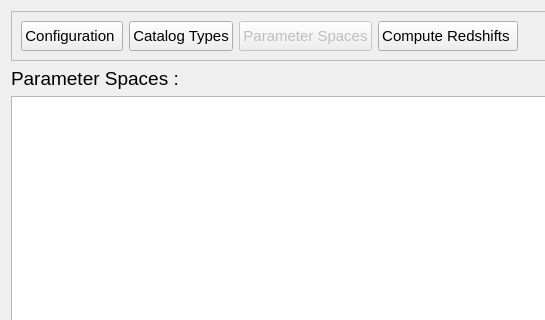
The window that PhzQtUI/auxdir/PhzQtUI/FormModelSet.ui (astrorama/Phosphoros) describes before a commit, drawn with Qt 5; both pictures show x 0 to 545 and y 0 to 320 of the 1090 by 829 pixel window.
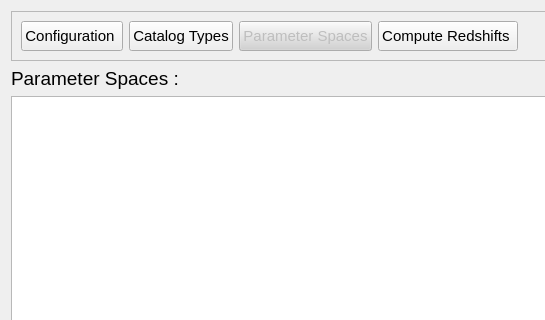
The same window after the commit. Custom widgets are drawn as their Qt base class.

Commit message: Changing current window button color

Patch:
```diff
--- a/PhzQtUI/auxdir/PhzQtUI/FormModelSet.ui
+++ b/PhzQtUI/auxdir/PhzQtUI/FormModelSet.ui
@@ -90,6 +90,9 @@
         <property name="toolTip">
          <string>Specify the parameter space for the creation of model grid.</string>
         </property>
+        <property name="styleSheet">
+         <string notr="true">background-color: rgb(210, 210, 210)</string>
+        </property>
         <property name="text">
          <string>Parameter Spaces</string>
         </property>
```
The commit also changes 5 other files.
